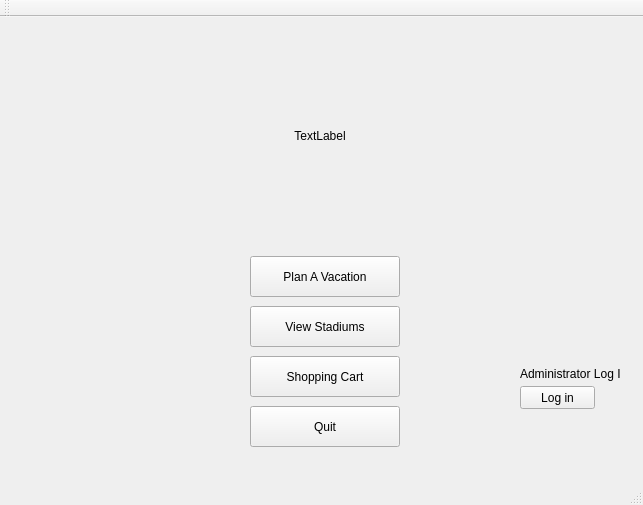
trucnguyen76/CS1D---Project-2, file Stadium_Trip/mainwindow.ui: the form before one commit.
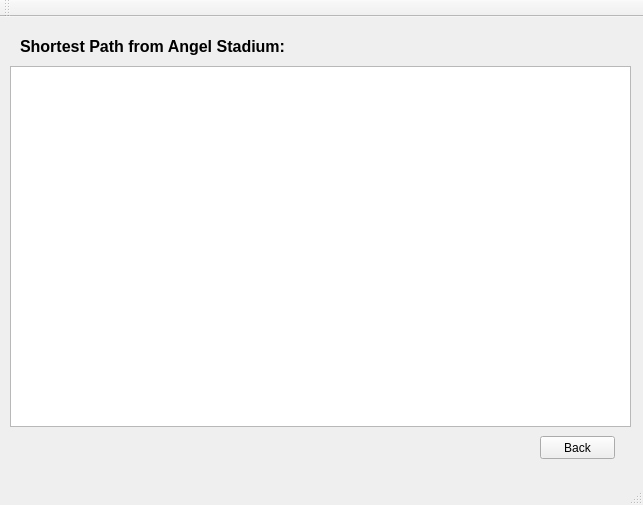
The form after the commit. The open tabs and pages were chosen to show the change.

Commit message:
Add Graph and initialize StadiumGraph
Add stadiumGraph with Vertices and Edges.
Finish Shortest Path from Angel Stadium

Diff of the .ui file:
```diff
--- a/Stadium_Trip/mainwindow.ui
+++ b/Stadium_Trip/mainwindow.ui
@@ -540,6 +540,57 @@
       </property>
      </widget>
     </widget>
+    <widget class="QWidget" name="shortestfromAngelPage">
+     <widget class="QTextBrowser" name="textBrowser">
+      <property name="geometry">
+       <rect>
+        <x>10</x>
+        <y>50</y>
+        <width>621</width>
+        <height>361</height>
+       </rect>
+      </property>
+      <property name="sizeAdjustPolicy">
+       <enum>QAbstractScrollArea::AdjustToContents</enum>
+      </property>
+      <property name="lineWrapMode">
+       <enum>QTextEdit::NoWrap</enum>
+      </property>
+     </widget>
+     <widget class="QPushButton" name="backBtn">
+      <property name="geometry">
+       <rect>
+        <x>540</x>
+        <y>420</y>
+        <width>75</width>
+        <height>23</height>
+       </rect>
+      </property>
+      <property name="text">
+       <string>Back</string>
+      </property>
+     </widget>
+     <widget class="QLabel" name="label">
+      <property name="geometry">
+       <rect>
+        <x>20</x>
+        <y>20</y>
+        <width>291</width>
+        <height>21</height>
+       </rect>
+      </property>
+      <property name="font">
+       <font>
+        <pointsize>12</pointsize>
+        <weight>75</weight>
+        <bold>true</bold>
+       </font>
+      </property>
+      <property name="text">
+       <string>Shortest Path from Angel Stadium:</string>
+      </property>
+     </widget>
+    </widget>
    </widget>
   </widget>
   <widget class="QMenuBar" name="menuBar">
```
The commit also changes 36 other files.
